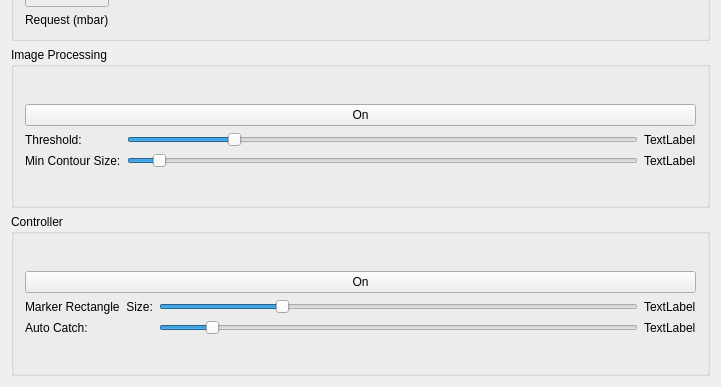
The window that EVA00/ueva/dashboard.ui (DaveSketchySpeedway/RoboDrop) describes before a commit, drawn with Qt 5; both pictures show x 0 to 721 and y 461 to 848 of the 721 by 848 pixel window.
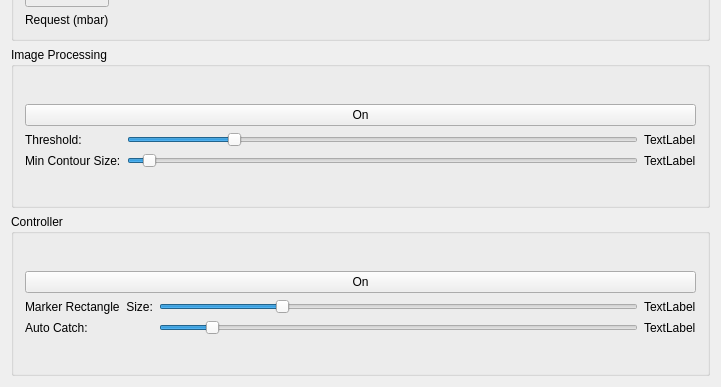
The same window after the commit.

```diff
--- a/EVA00/ueva/dashboard.ui
+++ b/EVA00/ueva/dashboard.ui
@@ -231,7 +231,7 @@
              <number>1000</number>
             </property>
             <property name="value">
-             <number>50</number>
+             <number>30</number>
             </property>
             <property name="orientation">
              <enum>Qt::Horizontal</enum>
```
